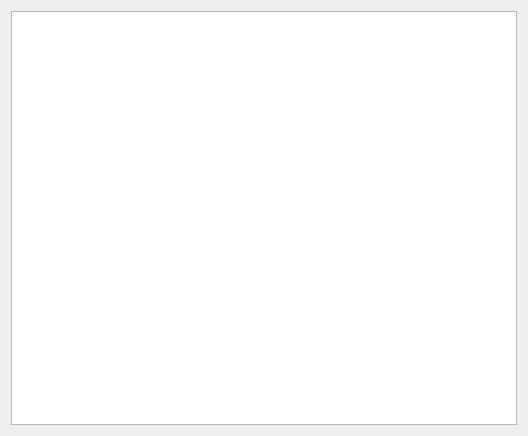
Qt form GeoStation_Projet/tableauwidget.ui (SoheibBiga/GeoStation) before a commit.
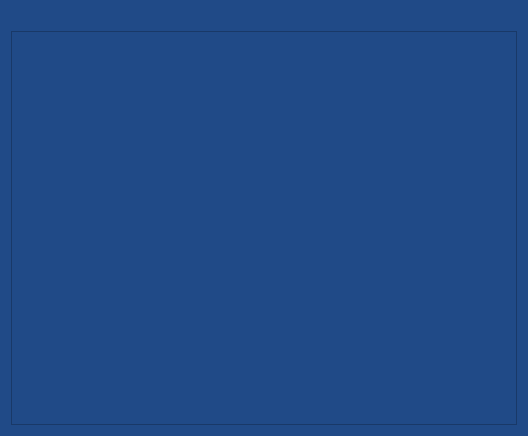
The same form after that commit. Icons and pictures are not drawn.

Commit message: Ajout labelTitle dans tableauwidget par GB

What changed in the file:
```diff
--- a/GeoStation_Projet/tableauwidget.ui
+++ b/GeoStation_Projet/tableauwidget.ui
@@ -15,11 +15,22 @@
   </property>
   <property name="styleSheet">
    <string notr="true">font: 75 italic 11pt &quot;Tibetan Machine Uni&quot;;
-border-image: url(:/Icons/a_plan.jpeg);</string>
+background-color: rgb(32, 74, 135);</string>
   </property>
+  <layout class="QGridLayout" name="gridLayout_2">
+   <item row="0" column="0">
   <layout class="QGridLayout" name="gridLayout">
    <item row="0" column="0">
+      <widget class="QLabel" name="labelTitle">
+       <property name="text">
+        <string/>
+       </property>
+      </widget>
+     </item>
+     <item row="1" column="0">
     <widget class="QTableWidget" name="tableWidget"/>
+     </item>
+    </layout>
    </item>
   </layout>
  </widget>
```
Lines whose indentation alone changed are shown as unchanged. The commit also changes 3 other files.
